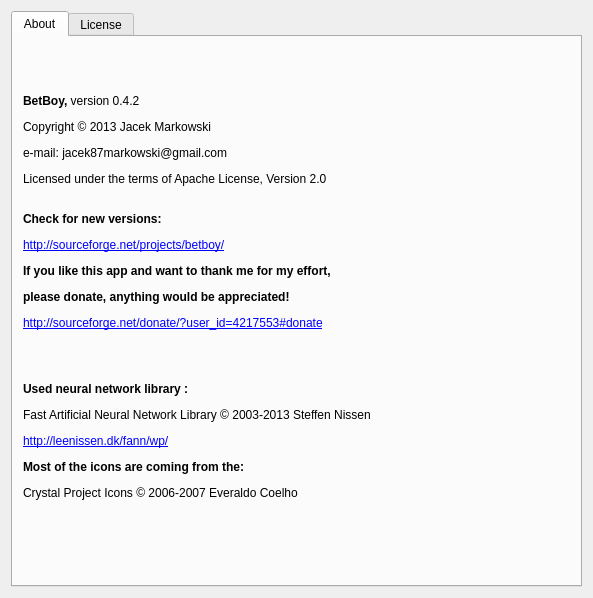
This is data/ui/about.ui in jacek-markowski/BetBoy as Qt 5 draws it before an edit. The edited form follows.
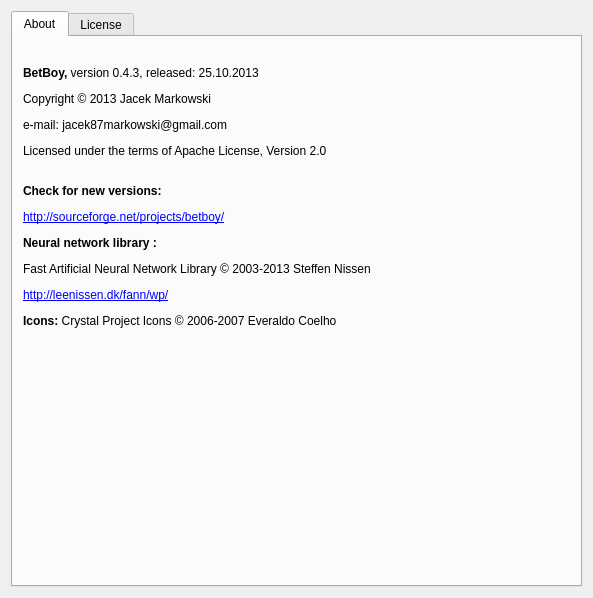
This is the edited form.

Diff of the .ui file:
```diff
--- a/data/ui/about.ui
+++ b/data/ui/about.ui
@@ -35,11 +35,11 @@
          <x>10</x>
          <y>0</y>
          <width>553</width>
-         <height>521</height>
+         <height>321</height>
         </rect>
        </property>
        <property name="text">
-        <string>&lt;html&gt;&lt;head/&gt;&lt;body&gt;&lt;p&gt;&lt;span style=&quot; font-weight:600;&quot;&gt;BetBoy, &lt;/span&gt;version 0.4.2&lt;/p&gt;&lt;p&gt;Copyright © 2013 Jacek Markowski&lt;/p&gt;&lt;p&gt;e-mail: jacek87markowski@gmail.com&lt;/p&gt;&lt;p&gt;Licensed under the terms of Apache License, Version 2.0&lt;/p&gt;&lt;p&gt;&lt;br/&gt;&lt;span style=&quot; font-weight:600;&quot;&gt;Check for new versions:&lt;/span&gt;&lt;/p&gt;&lt;p&gt;&lt;a href=&quot;http://sourceforge.net/projects/betboy/&quot;&gt;&lt;span style=&quot; text-decoration: underline; color:#0000ff;&quot;&gt;http://sourceforge.net/projects/betboy/&lt;/span&gt;&lt;/a&gt;&lt;/p&gt;&lt;p&gt;&lt;span style=&quot; font-weight:600;&quot;&gt;If you like this app and want to thank me for my effort, &lt;/span&gt;&lt;/p&gt;&lt;p&gt;&lt;span style=&quot; font-weight:600;&quot;&gt;please donate, anything would be appreciated!&lt;/span&gt;&lt;/p&gt;&lt;p&gt;&lt;a href=&quot;http://sourceforge.net/donate/?user_id=4217553#donate&quot;&gt;&lt;span style=&quot; text-decoration: underline; color:#0000ff;&quot;&gt;http://sourceforge.net/donate/?user_id=4217553#donate&lt;/span&gt;&lt;/a&gt;&lt;/p&gt;&lt;p&gt;&lt;br/&gt;&lt;/p&gt;&lt;p&gt;&lt;span style=&quot; font-weight:600;&quot;&gt;Used neural network library :&lt;/span&gt;&lt;/p&gt;&lt;p&gt;Fast Artificial Neural Network Library © 2003-2013 Steffen Nissen&lt;/p&gt;&lt;p&gt;&lt;a href=&quot;http://leenissen.dk/fann/wp/&quot;&gt;&lt;span style=&quot; text-decoration: underline; color:#0000ff;&quot;&gt;http://leenissen.dk/fann/wp/&lt;/span&gt;&lt;/a&gt;&lt;/p&gt;&lt;p&gt;&lt;span style=&quot; font-weight:600;&quot;&gt;Most of the icons are coming from the:&lt;/span&gt;&lt;/p&gt;&lt;p&gt;Crystal Project Icons © 2006-2007 Everaldo Coelho &lt;/p&gt;&lt;/body&gt;&lt;/html&gt;</string>
+        <string>&lt;html&gt;&lt;head/&gt;&lt;body&gt;&lt;p&gt;&lt;span style=&quot; font-weight:600;&quot;&gt;BetBoy, &lt;/span&gt;version 0.4.3, released: 25.10.2013&lt;/p&gt;&lt;p&gt;Copyright © 2013 Jacek Markowski&lt;/p&gt;&lt;p&gt;e-mail: jacek87markowski@gmail.com&lt;/p&gt;&lt;p&gt;Licensed under the terms of Apache License, Version 2.0&lt;/p&gt;&lt;p&gt;&lt;br/&gt;&lt;span style=&quot; font-weight:600;&quot;&gt;Check for new versions:&lt;/span&gt;&lt;/p&gt;&lt;p&gt;&lt;a href=&quot;http://sourceforge.net/projects/betboy/&quot;&gt;&lt;span style=&quot; text-decoration: underline; color:#0000ff;&quot;&gt;http://sourceforge.net/projects/betboy/&lt;/span&gt;&lt;/a&gt;&lt;/p&gt;&lt;p&gt;&lt;span style=&quot; font-weight:600;&quot;&gt;Neural network library :&lt;/span&gt;&lt;/p&gt;&lt;p&gt;Fast Artificial Neural Network Library © 2003-2013 Steffen Nissen&lt;/p&gt;&lt;p&gt;&lt;a href=&quot;http://leenissen.dk/fann/wp/&quot;&gt;&lt;span style=&quot; text-decoration: underline; color:#0000ff;&quot;&gt;http://leenissen.dk/fann/wp/&lt;/span&gt;&lt;/a&gt;&lt;/p&gt;&lt;p&gt;&lt;span style=&quot; font-weight:600;&quot;&gt;Icons: &lt;/span&gt;Crystal Project Icons © 2006-2007 Everaldo Coelho &lt;/p&gt;&lt;/body&gt;&lt;/html&gt;</string>
        </property>
        <property name="openExternalLinks">
         <bool>true</bool>
```
